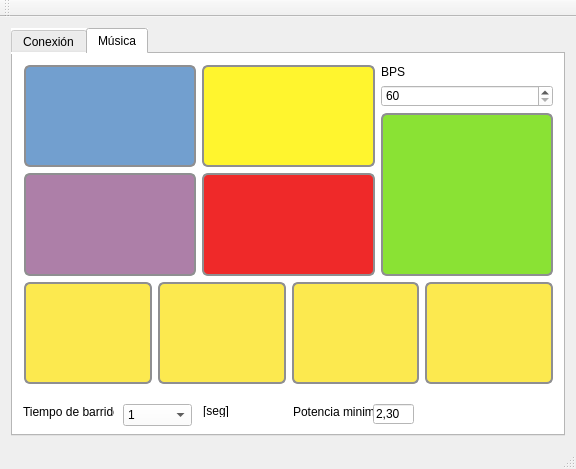
DesarrolloBCI-UTN/Musica, file ProyMusica/mainwindow.ui: the form before one commit.
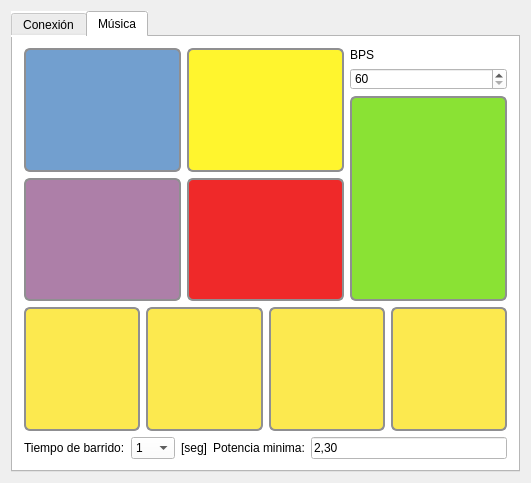
The form after the commit. The open tabs and pages were chosen to show the change. Icons and pictures are not drawn.

The edit to the form file:
```diff
--- a/ProyMusica/mainwindow.ui
+++ b/ProyMusica/mainwindow.ui
@@ -6,8 +6,8 @@
    <rect>
     <x>0</x>
     <y>0</y>
-    <width>576</width>
-    <height>469</height>
+    <width>531</width>
+    <height>483</height>
    </rect>
   </property>
   <property name="windowTitle">
@@ -15,7 +15,7 @@
   </property>
   <widget class="QWidget" name="centralWidget">
    <layout class="QGridLayout" name="gridLayout">
-    <item row="1" column="0">
+    <item row="0" column="0">
      <widget class="QTabWidget" name="tabWidget">
       <property name="sizePolicy">
        <sizepolicy hsizetype="Minimum" vsizetype="Minimum">
@@ -149,15 +149,8 @@
        <attribute name="title">
         <string>Música</string>
        </attribute>
-       <widget class="QWidget" name="gridLayoutWidget">
-        <property name="geometry">
-         <rect>
-          <x>0</x>
-          <y>0</y>
-          <width>551</width>
-          <height>341</height>
-         </rect>
-        </property>
+       <layout class="QGridLayout" name="gridLayout_3">
+        <item row="0" column="0" colspan="5">
         <layout class="QGridLayout" name="gridLayout_2">
          <item row="0" column="0">
           <widget class="QPushButton" name="BotonBombo">
@@ -539,29 +532,16 @@
           </layout>
          </item>
         </layout>
-       </widget>
+        </item>
+        <item row="1" column="0">
        <widget class="QLabel" name="label_2">
-        <property name="geometry">
-         <rect>
-          <x>10</x>
-          <y>350</y>
-          <width>91</width>
-          <height>16</height>
-         </rect>
-        </property>
         <property name="text">
          <string>Tiempo de barrido:</string>
         </property>
        </widget>
+        </item>
+        <item row="1" column="1">
        <widget class="QComboBox" name="CB_Tiempo_barrido">
-        <property name="geometry">
-         <rect>
-          <x>110</x>
-          <y>350</y>
-          <width>69</width>
-          <height>22</height>
-         </rect>
-        </property>
         <property name="editable">
          <bool>false</bool>
         </property>
@@ -619,69 +599,34 @@
          </property>
         </item>
        </widget>
+        </item>
+        <item row="1" column="2">
        <widget class="QLabel" name="label_3">
-        <property name="geometry">
-         <rect>
-          <x>190</x>
-          <y>350</y>
-          <width>47</width>
-          <height>13</height>
-         </rect>
-        </property>
         <property name="text">
          <string>[seg]</string>
         </property>
        </widget>
+        </item>
+        <item row="1" column="3">
        <widget class="QLabel" name="label_4">
-        <property name="geometry">
-         <rect>
-          <x>280</x>
-          <y>350</y>
-          <width>91</width>
-          <height>16</height>
-         </rect>
-        </property>
         <property name="text">
          <string>Potencia minima:</string>
         </property>
        </widget>
+        </item>
+        <item row="1" column="4">
        <widget class="QLineEdit" name="LE_Potencia_min">
-        <property name="geometry">
-         <rect>
-          <x>360</x>
-          <y>350</y>
-          <width>41</width>
-          <height>20</height>
-         </rect>
-        </property>
         <property name="text">
          <string>2,30</string>
         </property>
        </widget>
+        </item>
+       </layout>
       </widget>
      </widget>
     </item>
    </layout>
   </widget>
-  <widget class="QMenuBar" name="menuBar">
-   <property name="geometry">
-    <rect>
-     <x>0</x>
-     <y>0</y>
-     <width>576</width>
-     <height>21</height>
-    </rect>
-   </property>
-  </widget>
-  <widget class="QToolBar" name="mainToolBar">
-   <attribute name="toolBarArea">
-    <enum>TopToolBarArea</enum>
-   </attribute>
-   <attribute name="toolBarBreak">
-    <bool>false</bool>
-   </attribute>
-  </widget>
-  <widget class="QStatusBar" name="statusBar"/>
  </widget>
  <layoutdefault spacing="6" margin="11"/>
  <resources/>
```
Left out of the diff: 50 changed lines with no effect on the pictures. Lines whose indentation alone changed are shown as unchanged.
